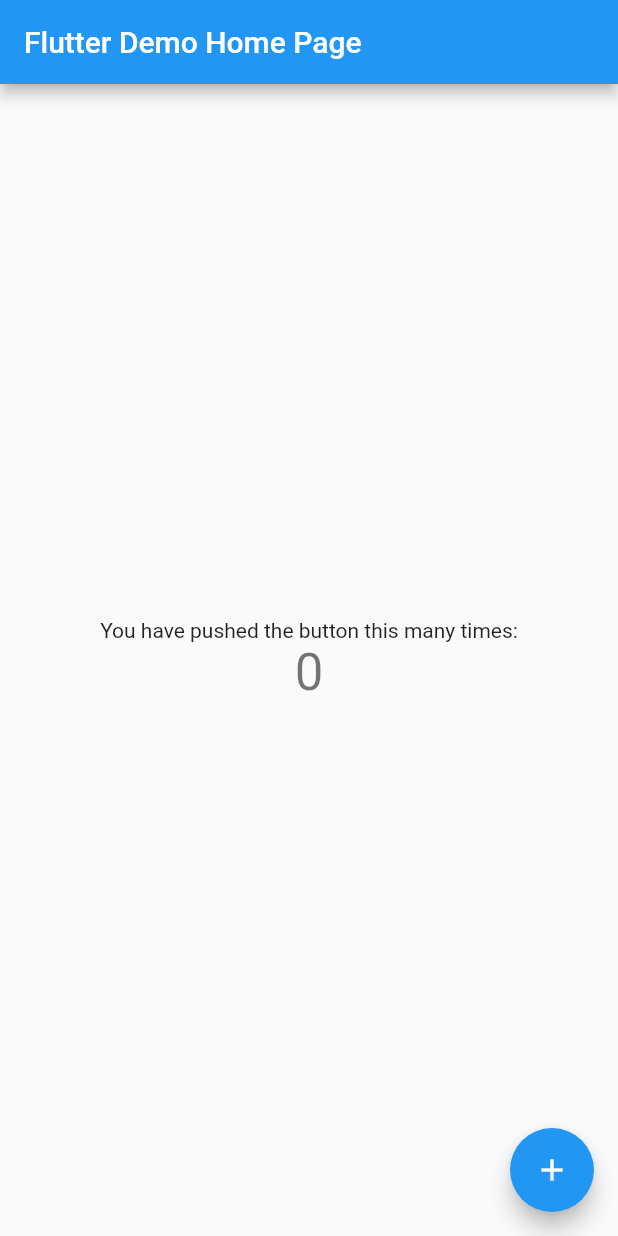
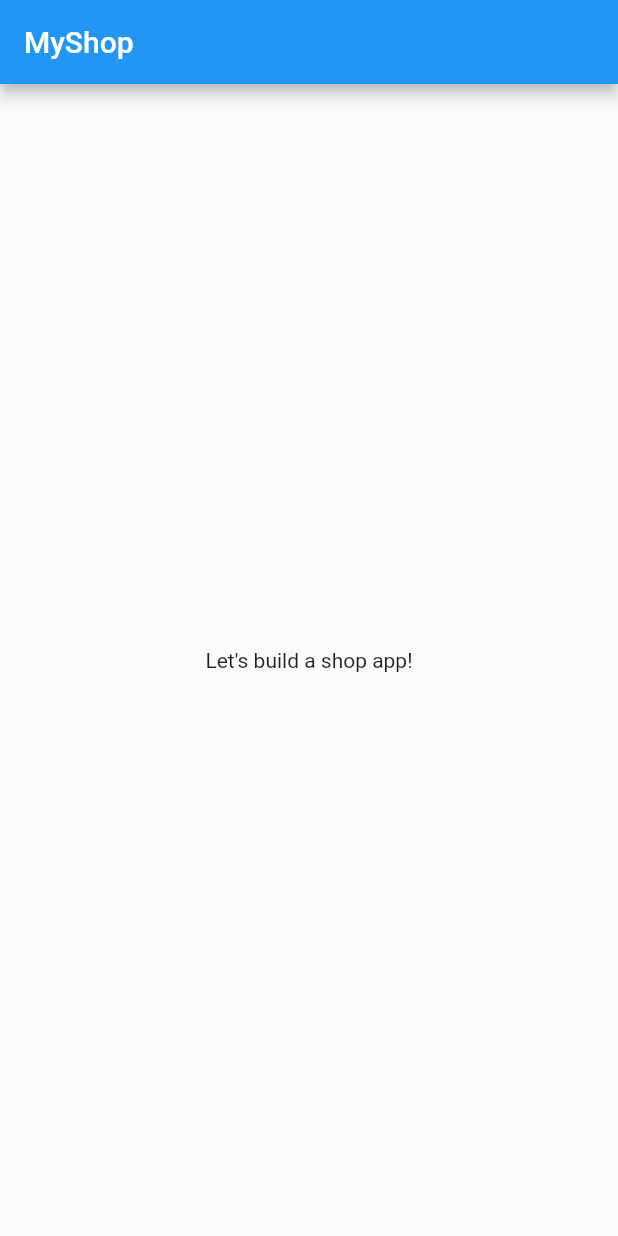
Before and after one commit to DoubleBridges/shop_app2, a Flutter app: the screen it shows after launch, on a phone screen of 412 x 824 dp. Run offline on Flutter 3.47's test engine with Material 2 defaults, Android fonts, the phone set to English and light mode, and no system bars.

```diff
--- a/lib/main.dart
+++ b/lib/main.dart
@@ -5,113 +5,28 @@ void main() {
 }
 
 class MyApp extends StatelessWidget {
-  // This widget is the root of your application.
   @override
   Widget build(BuildContext context) {
     return MaterialApp(
-      title: 'Flutter Demo',
+      title: 'MyShop',
       theme: ThemeData(
-        // This is the theme of your application.
-        //
-        // Try running your application with "flutter run". You'll see the
-        // application has a blue toolbar. Then, without quitting the app, try
-        // changing the primarySwatch below to Colors.green and then invoke
-        // "hot reload" (press "r" in the console where you ran "flutter run",
-        // or simply save your changes to "hot reload" in a Flutter IDE).
-        // Notice that the counter didn't reset back to zero; the application
-        // is not restarted.
         primarySwatch: Colors.blue,
-        // This makes the visual density adapt to the platform that you run
-        // the app on. For desktop platforms, the controls will be smaller and
-        // closer together (more dense) than on mobile platforms.
-        visualDensity: VisualDensity.adaptivePlatformDensity,
       ),
-      home: MyHomePage(title: 'Flutter Demo Home Page'),
+      home: MyHomePage(),
     );
   }
 }
 
-class MyHomePage extends StatefulWidget {
-  MyHomePage({Key key, this.title}) : super(key: key);
-
-  // This widget is the home page of your application. It is stateful, meaning
-  // that it has a State object (defined below) that contains fields that affect
-  // how it looks.
-
-  // This class is the configuration for the state. It holds the values (in this
-  // case the title) provided by the parent (in this case the App widget) and
-  // used by the build method of the State. Fields in a Widget subclass are
-  // always marked "final".
-
-  final String title;
-
-  @override
-  _MyHomePageState createState() => _MyHomePageState();
-}
-
-class _MyHomePageState extends State<MyHomePage> {
-  int _counter = 0;
-
-  void _incrementCounter() {
-    setState(() {
-      // This call to setState tells the Flutter framework that something has
-      // changed in this State, which causes it to rerun the build method below
-      // so that the display can reflect the updated values. If we changed
-      // _counter without calling setState(), then the build method would not be
-      // called again, and so nothing would appear to happen.
-      _counter++;
-    });
-  }
-
+class MyHomePage extends StatelessWidget {
   @override
   Widget build(BuildContext context) {
-    // This method is rerun every time setState is called, for instance as done
-    // by the _incrementCounter method above.
-    //
-    // The Flutter framework has been optimized to make rerunning build methods
-    // fast, so that you can just rebuild anything that needs updating rather
-    // than having to individually change instances of widgets.
     return Scaffold(
       appBar: AppBar(
-        // Here we take the value from the MyHomePage object that was created by
-        // the App.build method, and use it to set our appbar title.
-        title: Text(widget.title),
+        title: Text('MyShop'),
       ),
       body: Center(
-        // Center is a layout widget. It takes a single child and positions it
-        // in the middle of the parent.
-        child: Column(
-          // Column is also a layout widget. It takes a list of children and
-          // arranges them vertically. By default, it sizes itself to fit its
-          // children horizontally, and tries to be as tall as its parent.
-          //
-          // Invoke "debug painting" (press "p" in the console, choose the
-          // "Toggle Debug Paint" action from the Flutter Inspector in Android
-          // Studio, or the "Toggle Debug Paint" command in Visual Studio Code)
-          // to see the wireframe for each widget.
-          //
-          // Column has various properties to control how it sizes itself and
-          // how it positions its children. Here we use mainAxisAlignment to
-          // center the children vertically; the main axis here is the vertical
-          // axis because Columns are vertical (the cross axis would be
-          // horizontal).
-          mainAxisAlignment: MainAxisAlignment.center,
-          children: <Widget>[
-            Text(
-              'You have pushed the button this many times:',
-            ),
-            Text(
-              '$_counter',
-              style: Theme.of(context).textTheme.headline4,
-            ),
-          ],
-        ),
+        child: Text('Let\'s build a shop app!'),
       ),
-      floatingActionButton: FloatingActionButton(
-        onPressed: _incrementCounter,
-        tooltip: 'Increment',
-        child: Icon(Icons.add),
-      ), // This trailing comma makes auto-formatting nicer for build methods.
     );
   }
 }
```
Also changed, not shown: lib/models/products.dart (added, +18 -0 lines), lib/screens/products_overview_screen.dart (added, +44 -0 lines), products.txt (added, +34 -0 lines), 1 other file.
